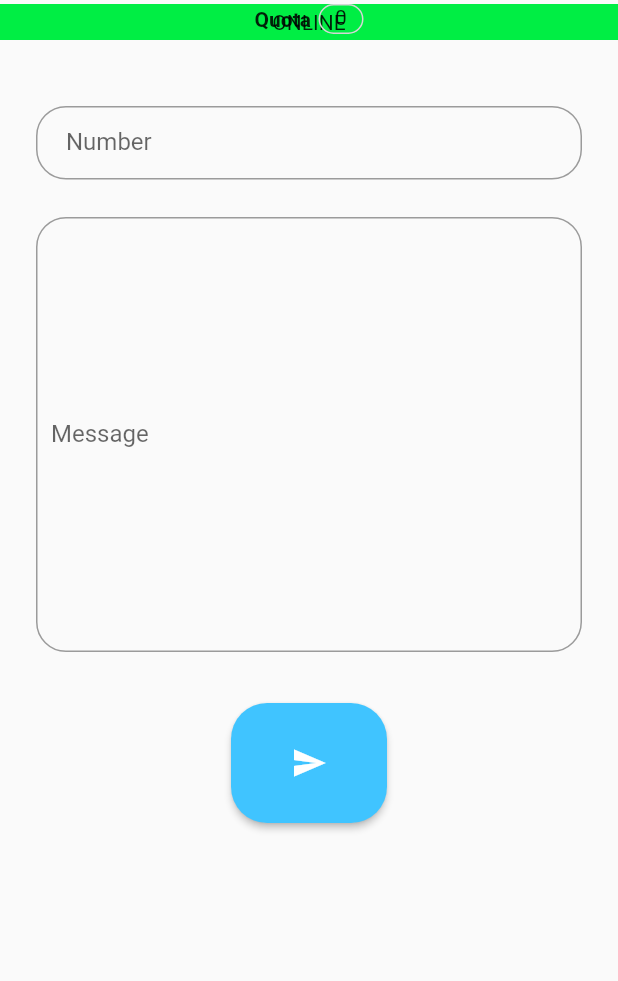
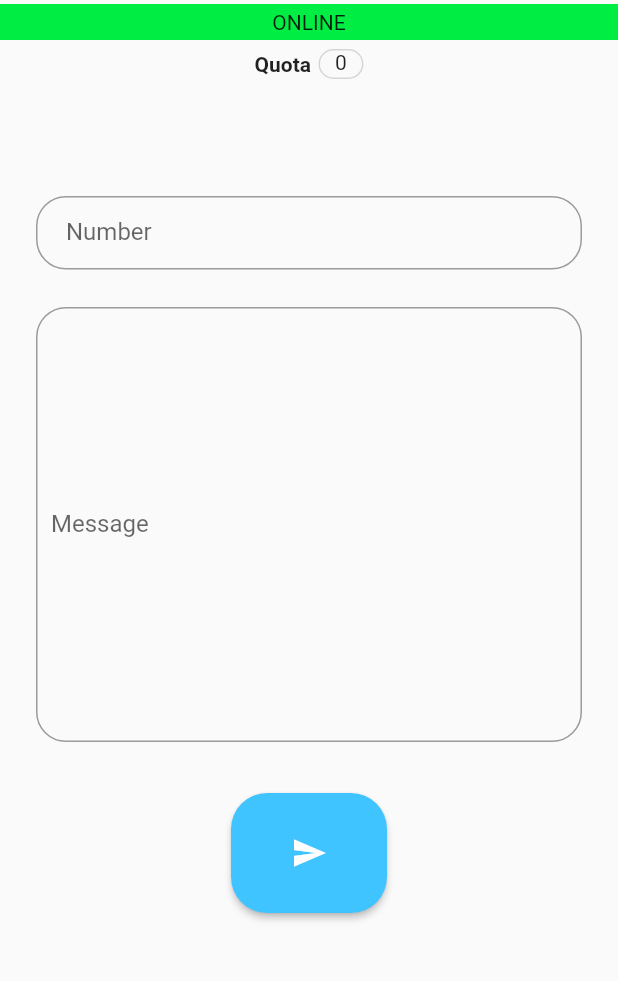
Before and after one commit to unique1o1/MeetSMS-App, a Flutter app: the HomePage screen opened directly with empty values, on a phone screen of 412 x 824 dp, the part 80-1061 px from its top. Run offline on Flutter 3.47's test engine with Material 2 defaults, Android fonts, the phone set to English and light mode, and no system bars; our stand-ins replace flutter_offline, shared_preferences, sqflite; accounts and stored records are empty.

Commit message:
overlapping fix

```diff
--- a/lib/home.dart
+++ b/lib/home.dart
@@ -241,6 +241,7 @@ class _HomePage extends State<HomePage> {
                 child: Row(
                   mainAxisAlignment: MainAxisAlignment.center,
                   children: <Widget>[
+                    SizedBox(height: 80.0),
                     Text(
                       "Quota",
                       textAlign: TextAlign.center,
@@ -276,7 +277,7 @@ class _HomePage extends State<HomePage> {
                         (value) => message = value),
                     SizedBox(height: 24.0),
                     loginButton(),
-                    SizedBox(height: 170.0),
+                    SizedBox(height: 112.0),
                   ],
                 )),
               )
```
